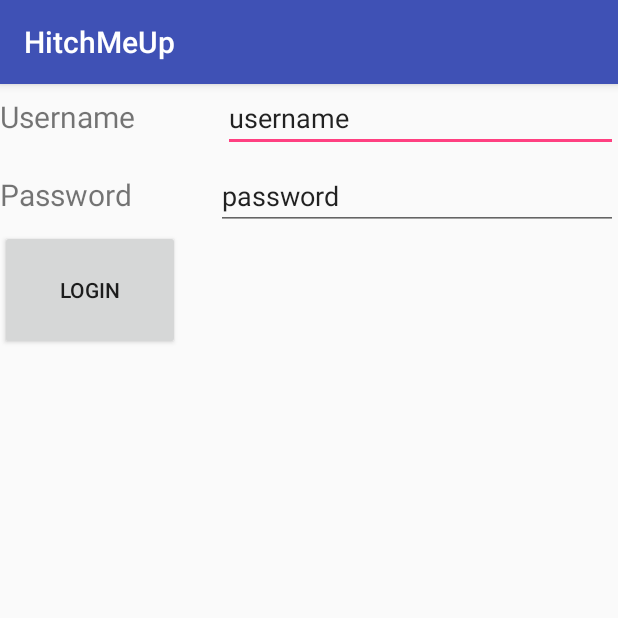
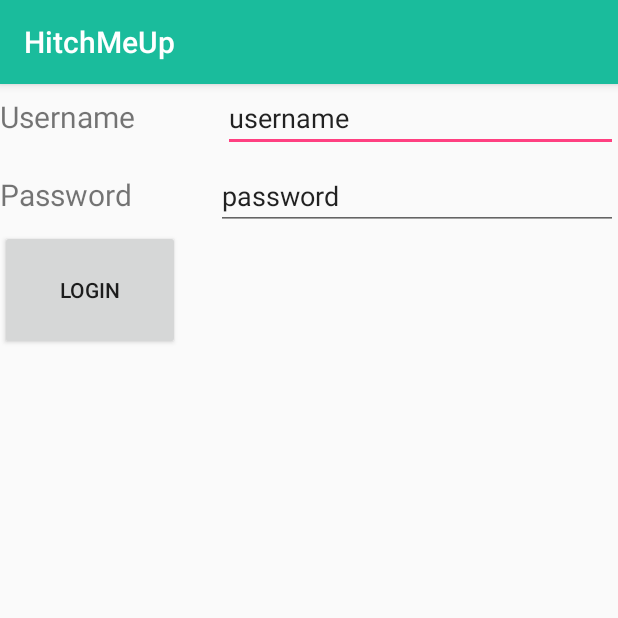
Before and after one commit to ZettiP/HitchMeUp, an Android app: the screen it shows after launch (LoginPage), on a phone screen of 412 x 824 dp, the top half of it. Run offline under Robolectric (Android 15) with nearby library versions, the phone set to English and light mode, and no system bars.

Commit message:
change accent color

```diff
--- a/app/src/main/res/values/colors.xml
+++ b/app/src/main/res/values/colors.xml
@@ -1,7 +1,7 @@
 <?xml version="1.0" encoding="utf-8"?>
 <resources>
-    <color name="colorPrimary">#3F51B5</color>
-    <color name="colorPrimaryDark">#303F9F</color>
+    <color name="colorPrimary">#1ABC9C</color>
+    <color name="colorPrimaryDark">#138972</color>
     <color name="colorAccent">#FF4081</color>
     <color name="Transparent">#80000000</color>
     <color name="White">#FFFFFF</color>
```
